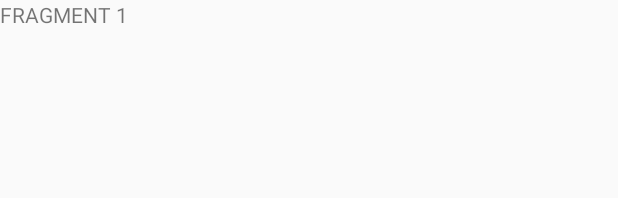
After one commit to biels/FGCAlarm, an Android app: the layout fragment_slideone.xml on its own in the app's theme, with its tools: preview values and no code run, on a phone screen of 412 x 824 dp. The commit adds this screen. Shown: the top 198 px of the screen. Run offline under Robolectric (Android 15) with nearby library versions, the phone set to English and light mode, and no system bars.

Commit message:
ERROR slideone Fragment created, but addSlide(slideone) doesn't work

```diff
--- a/app/build.gradle
+++ b/app/build.gradle
@@ -28,6 +28,8 @@ android {
 repositories {
     maven {
         url 'https://repo.spring.io/libs-milestone'
+        url 'https://dl.bintray.com/vsvankhede/maven/'
+
     }
     mavenCentral();
 }
@@ -41,6 +43,7 @@ dependencies {
     compile 'com.fasterxml.jackson.core:jackson-databind:2.4.1.3'
     compile 'net.danlew:android.joda:2.9.5'
     compile 'com.github.paolorotolo:appintro:4.1.0'
+    compile 'com.vstechlab.easyfonts:easyfonts:1.0.0'
     compile 'com.android.support:appcompat-v7:24.2.1'
     compile 'com.android.support:recyclerview-v7:24.2.1'
     compile 'com.google.android.gms:play-services-maps:9.6.1'
--- a/app/src/main/java/com/fgcalarm/ActivadorActivity.java
+++ b/app/src/main/java/com/fgcalarm/ActivadorActivity.java
@@ -10,6 +10,9 @@ import android.support.v4.app.ActivityCompat;
 import android.support.v7.app.AppCompatActivity;
 import android.os.Bundle;
 import android.util.Pair;
+import android.widget.TextView;
+
+import com.vstechlab.easyfonts.EasyFonts;
 
 import static android.app.PendingIntent.FLAG_CANCEL_CURRENT;
 
@@ -27,7 +30,6 @@ public class ActivadorActivity extends AppCompatActivity {
             //The key argument here must match that used in the other activity
         }
         setContentView(R.layout.activity_activador);
-
         double latitud = read_latitude(estacio);
         double longitud = read_longitude(estacio);
         float radius = 30;
--- a/app/src/main/java/com/fgcalarm/IntroActivity.java
+++ b/app/src/main/java/com/fgcalarm/IntroActivity.java
@@ -35,6 +35,7 @@ public class IntroActivity extends AppIntro {
 
         // OPTIONAL METHODS
         // Override bar/separator color.
+        addSlide(slideone);
         addSlide(AppIntroFragment.newInstance("Benvinguts","a partir d'ara podrà gaudir del viatge",R.drawable.iconneg,getColor(R.color.colorFGCTar)));
         addSlide(AppIntroFragment.newInstance("SegonaSlide","text2",R.drawable.r50,000000));
         setSeparatorColor(Color.parseColor("#ffffff"));
--- a/app/src/main/java/com/fgcalarm/MainActivity.java
+++ b/app/src/main/java/com/fgcalarm/MainActivity.java
@@ -20,6 +20,9 @@ import android.support.v7.widget.RecyclerView;
 import android.view.GestureDetector;
 import android.view.MotionEvent;
 import android.view.View;
+import android.widget.TextView;
+
+import com.vstechlab.easyfonts.EasyFonts;
 
 import java.util.Arrays;
 
--- a/app/src/main/res/layout/activity_activador.xml
+++ b/app/src/main/res/layout/activity_activador.xml
@@ -31,7 +31,7 @@
             android:layout_width="match_parent"
             android:layout_height="0dp"
             android:layout_weight="15"
-            android:text="1 hora i 50 minuts"
+            android:text="1 hora i 50 min"
             android:textSize="50dp"
             android:fontFamily="sans-serif-condensed"
             android:textColor="#000"
--- a/app/src/main/res/layout/activity_main.xml
+++ b/app/src/main/res/layout/activity_main.xml
@@ -20,6 +20,7 @@
             android:background="#fff">
         </LinearLayout>
         <TextView
+            android:id="@+id/liniainicial"
             android:layout_width="match_parent"
             android:layout_height="0dp"
             android:layout_weight="8"
--- /dev/null
+++ b/app/src/main/res/layout/fragment_slideone.xml
@@ -0,0 +1,13 @@
+<FrameLayout xmlns:android="http://schemas.android.com/apk/res/android"
+    xmlns:tools="http://schemas.android.com/tools"
+    android:layout_width="match_parent"
+    android:layout_height="match_parent"
+    tools:context="com.fgcalarm.model.slideone">
+
+    <!-- TODO: Update blank fragment layout -->
+    <TextView
+        android:layout_width="match_parent"
+        android:layout_height="match_parent"
+        android:text="FRAGMENT 1" />
+
+</FrameLayout>
```
Also changed, not shown: app/src/main/java/com/fgcalarm/model/slideone.java (added, +26 -0 lines).
